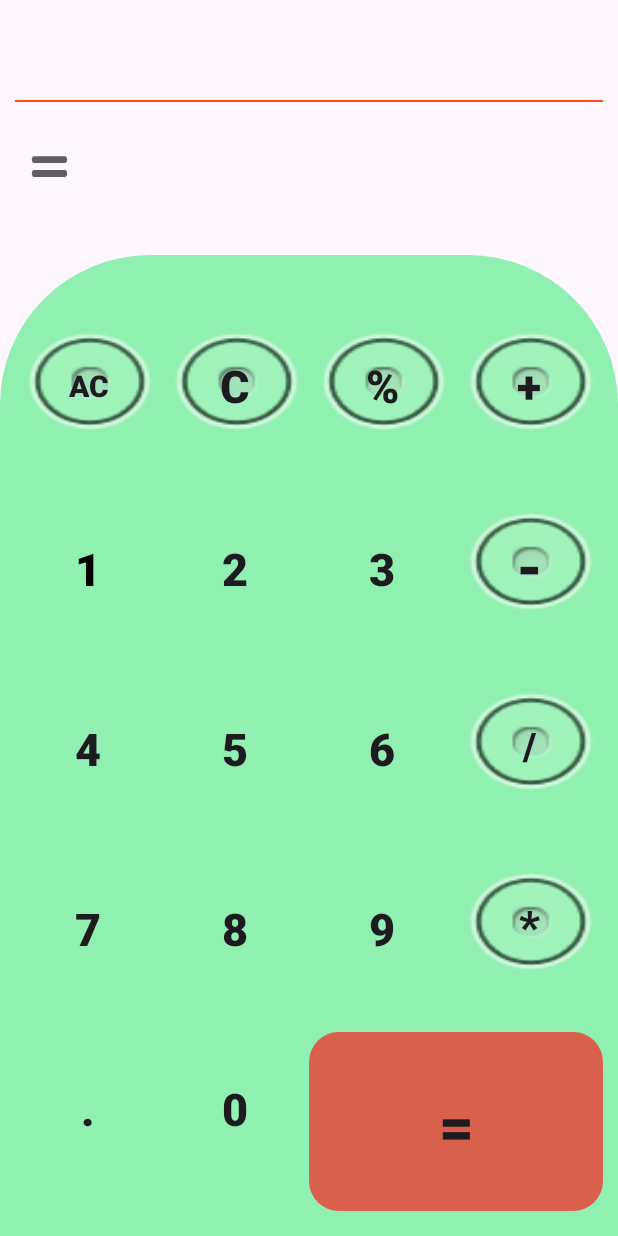
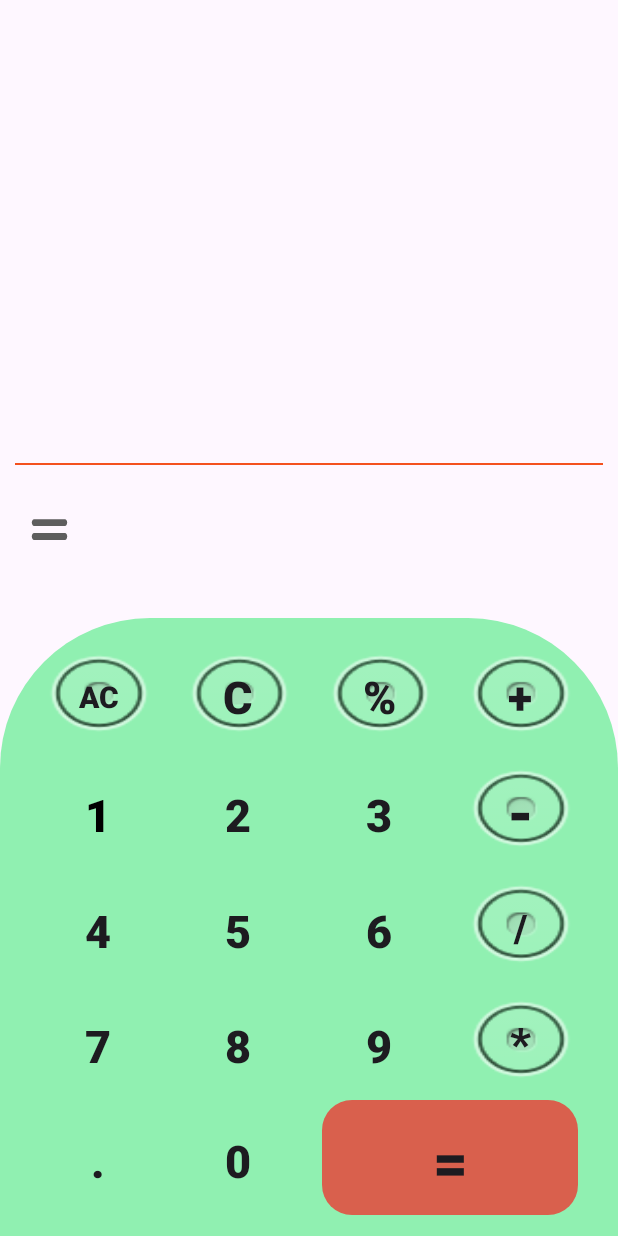
Before and after one commit to mauryanitish/Calculator-App, an Android app: the screen it shows after launch (MainActivity), on a phone screen of 412 x 824 dp. Run offline under Robolectric (Android 15) with nearby library versions, the phone set to English and light mode, and no system bars.

```diff
--- a/app/src/main/res/layout/activity_main.xml
+++ b/app/src/main/res/layout/activity_main.xml
@@ -5,25 +5,25 @@
     android:layout_width="match_parent"
     android:layout_height="match_parent"
     android:orientation="vertical"
+    android:layout_gravity="center_vertical"
     tools:context=".MainActivity">
 
     <androidx.constraintlayout.widget.ConstraintLayout
         android:layout_width="match_parent"
-        android:layout_height="wrap_content"
+        android:layout_height="match_parent"
         android:layout_weight="1">
 
         <TextView
             android:id="@+id/tvInput"
             android:layout_width="match_parent"
-            android:layout_height="0dp"
+            android:layout_height="wrap_content"
             android:gravity="end|bottom"
             android:textAlignment="gravity"
             android:text=""
-            android:textSize="35sp"
+            android:textSize="30sp"
             android:textColor="@color/black"
             android:paddingVertical="20dp"
             app:layout_constraintBottom_toTopOf="@id/tvResult"
-            app:layout_constraintTop_toTopOf="parent"
             app:layout_constraintStart_toStartOf="parent"
             app:layout_constraintEnd_toEndOf="parent"/>
 
@@ -55,8 +55,8 @@
 
     <androidx.constraintlayout.widget.ConstraintLayout
         android:layout_width="match_parent"
-        android:layout_height="wrap_content"
-        android:layout_weight="2"
+        android:layout_height="match_parent"
+        android:layout_weight="1"
         android:background="@drawable/bg_layout"
         android:padding="10dp">
 
```
Also changed, not shown: app/src/main/java/com/nitish/calculator/MainActivity.java (+41 -24 lines).
